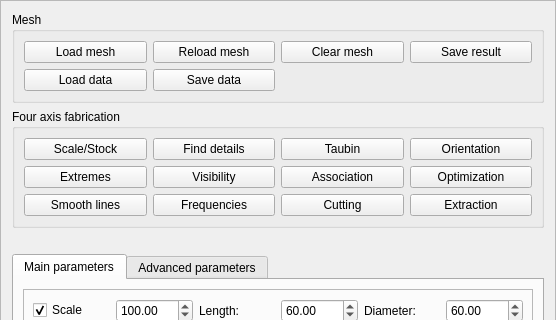
Old version of the form GUI/managers/fafmanager.ui in the repository cg3hci/4AxisMilling; both pictures show x 0 to 556 and y 0 to 320 of the 556 by 1294 pixel window.
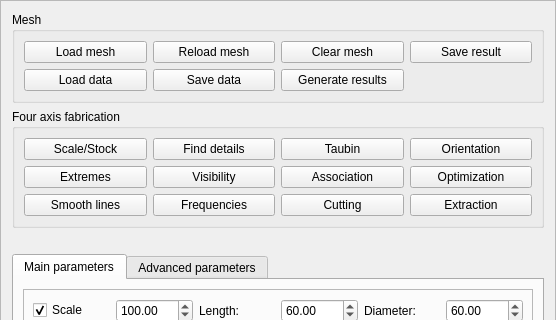
New version of the form.

Commit message: Generate results mesh

```diff
--- a/GUI/managers/fafmanager.ui
+++ b/GUI/managers/fafmanager.ui
@@ -80,6 +80,13 @@
         </property>
        </widget>
       </item>
+      <item row="1" column="3">
+       <widget class="QPushButton" name="generateResults">
+        <property name="text">
+         <string>Generate results</string>
+        </property>
+       </widget>
+      </item>
      </layout>
     </widget>
    </item>
```
The commit also changes 2 other files.
